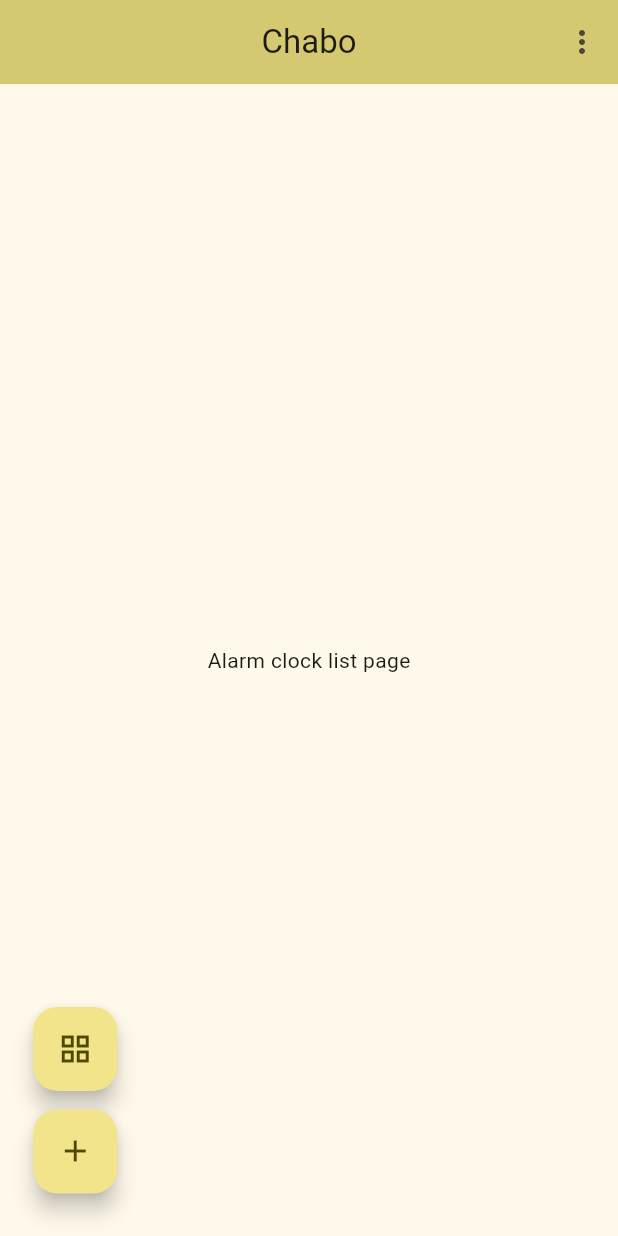
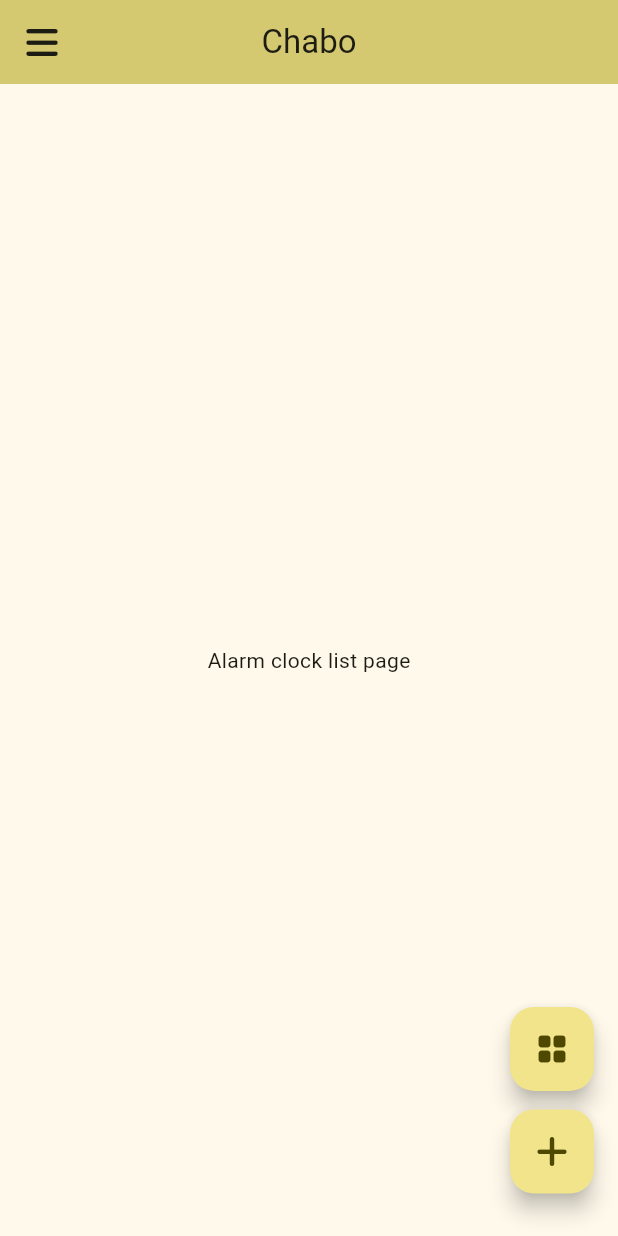
Before and after one commit to RickyJian/chabo, a Flutter app: the screen it shows after launch, on a phone screen of 412 x 824 dp. Run offline on Flutter 3.47's test engine with Material 2 defaults, Android fonts, the phone set to English and light mode, and no system bars; our stand-ins replace font_awesome_flutter, get, sizer.

```diff
--- a/lib/constant.dart
+++ b/lib/constant.dart
@@ -4,6 +4,9 @@ class Constant {
   /// application name
   static const String appName = 'Chabo';
 
+  /// router
+  static const int navigationDuration = 400;
+
   /// fab
   static const double fabLeftMargin = 1.5;
   static const double fabBottomMargin = 1.5;
--- a/lib/main.dart
+++ b/lib/main.dart
@@ -1,4 +1,5 @@
 import 'package:chabo/constant.dart';
+import 'package:chabo/module/modules.dart';
 import 'package:flutter/material.dart';
 import 'package:font_awesome_flutter/font_awesome_flutter.dart';
 import 'package:get/get.dart';
@@ -25,18 +26,20 @@ class AppPage extends StatelessWidget {
   @override
   Widget build(context) => Scaffold(
         appBar: AppBar(
+          leading: IconButton(
+            icon: const FaIcon(
+              FontAwesomeIcons.bars,
+            ),
+            alignment: Alignment.center,
+            onPressed: () => Get.to(
+              SettingPage(),
+              duration: const Duration(milliseconds: Constant.navigationDuration),
+              transition: Transition.leftToRight,
+            ),
+          ),
           title: Text(Constant.appName),
           backgroundColor: Theme.of(context).colorScheme.inversePrimary,
           centerTitle: true,
-          actions: [
-            IconButton(
-              icon: Icon(
-                Icons.more_vert_rounded,
-              ),
-              alignment: Alignment.topRight,
-              onPressed: () => print('go to action'),
-            ),
-          ],
         ),
         body: Center(
           child: Text('Alarm clock list page'),
@@ -50,8 +53,9 @@ class AppPage extends StatelessWidget {
                 bottom: Constant.fabBottomMargin.h,
               ),
               child: FloatingActionButton(
-                child: Icon(
-                  Icons.grid_view,
+                heroTag: null,
+                child: const Icon(
+                  Icons.grid_view_rounded,
                 ),
                 onPressed: () => print('change grid mode'),
               ),
@@ -62,14 +66,15 @@ class AppPage extends StatelessWidget {
                 bottom: Constant.fabBottomMargin.h,
               ),
               child: FloatingActionButton(
-                child: Icon(
-                  Icons.add,
+                heroTag: null,
+                child: const FaIcon(
+                  FontAwesomeIcons.plus,
                 ),
                 onPressed: () => print('open dialog'),
               ),
             )
           ],
         ),
-        floatingActionButtonLocation: FloatingActionButtonLocation.startFloat,
+        floatingActionButtonLocation: FloatingActionButtonLocation.endFloat,
       );
 }
--- /dev/null
+++ b/lib/module/modules.dart
@@ -0,0 +1 @@
+export 'setting/view/setting.dart';
```
Also changed, not shown: lib/module/setting/view/setting.dart (added, +23 -0 lines).
